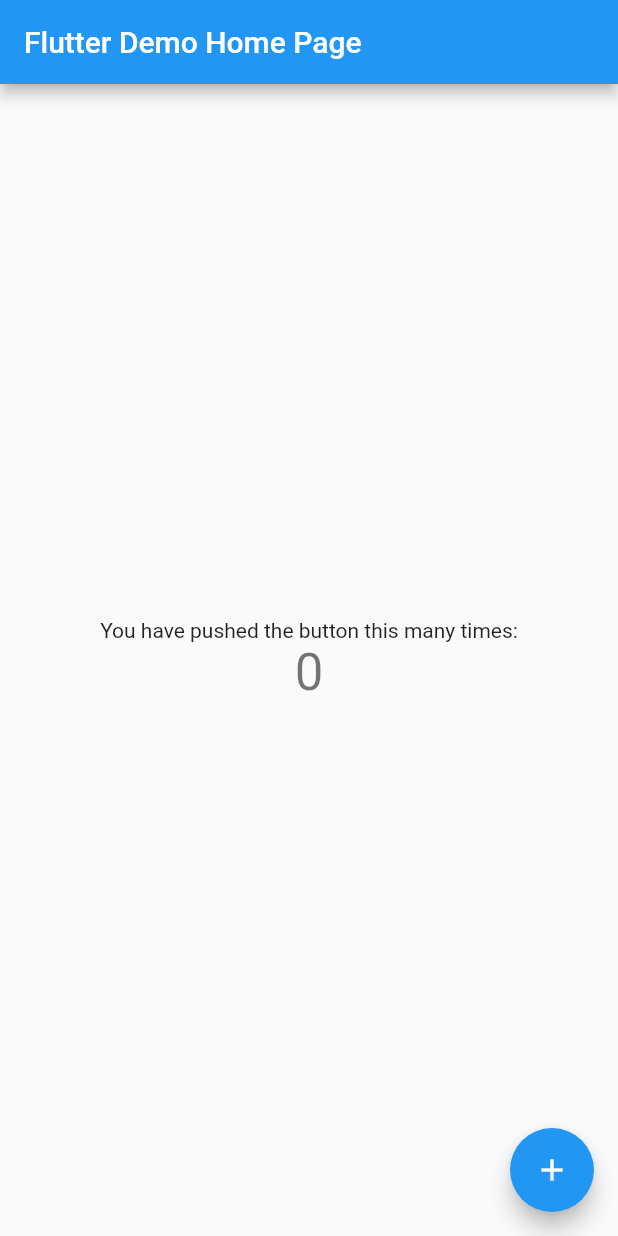
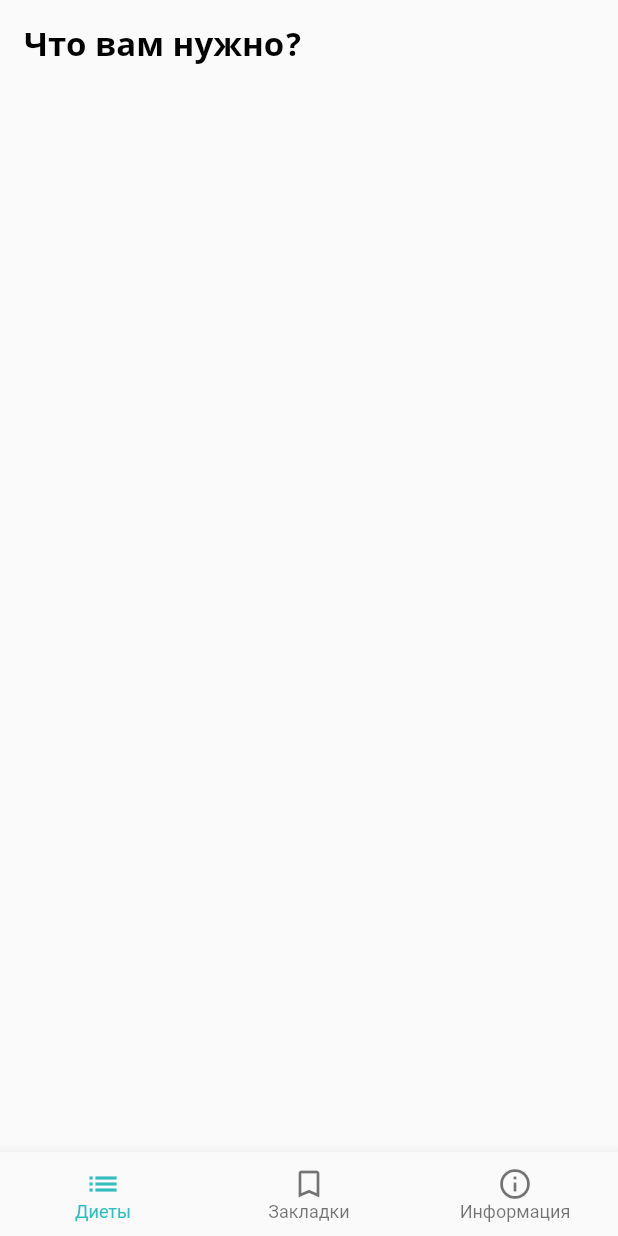
Before and after one commit to asg1997/Diet_List_Flutter, a Flutter app: the screen it shows after launch, on a phone screen of 412 x 824 dp. Run offline on Flutter 3.47's test engine with Material 2 defaults, Android fonts, the phone set to English and light mode, and no system bars.

Commit message:
1. Установили все экраны 2. Добавили BottomBar 3. Сделали идентификаторы для навигаций

```diff
--- /dev/null
+++ b/lib/Screens/bottom_bar_screen.dart
@@ -0,0 +1,52 @@
+import 'package:diet_list_flutter/Screens/bookmarks_screen.dart';
+import 'package:diet_list_flutter/Screens/diets_groups_screen.dart';
+import 'package:diet_list_flutter/Screens/info_screen.dart';
+import 'package:flutter/material.dart';
+
+class BottomBarScreen extends StatefulWidget {
+  const BottomBarScreen({Key? key}) : super(key: key);
+
+  @override
+  _BottomBarScreenState createState() => _BottomBarScreenState();
+}
+
+class _BottomBarScreenState extends State<BottomBarScreen> {
+
+  int currentIndex = 0;
+
+  final screens = [
+    DietsGroupsScreen(),
+    BookmarksScreen(),
+    InfoScreen(),
+  ];
+  @override
+  Widget build(BuildContext context) {
+    return Scaffold(
+      bottomNavigationBar: setBottomBar(),
+      body: screens[currentIndex],
+
+    );
+  }
+
+  BottomNavigationBar setBottomBar() {
+    return BottomNavigationBar(
+      type: BottomNavigationBarType.fixed,
+      selectedItemColor: Color.fromRGBO(48, 190, 190, 1),
+      selectedFontSize: 12,
+      unselectedFontSize: 12,
+      currentIndex: currentIndex,
+      onTap: (index) => setState( () => currentIndex = index ),
+      items: [
+        setNavigationBarItem('Диеты', Icon(Icons.list)),
+        setNavigationBarItem('Закладки', Icon(Icons.bookmark_border)),
+        setNavigationBarItem('Информация', Icon(Icons.info_outline)),
+      ],
+    );
+  }
+  BottomNavigationBarItem setNavigationBarItem(String label, Icon icon) {
+    return BottomNavigationBarItem(
+      icon: icon,
+      label: label,
+    );
+  }
+}
--- /dev/null
+++ b/lib/Screens/diets_groups_screen.dart
@@ -0,0 +1,26 @@
+import 'package:flutter/material.dart';
+
+class DietsGroupsScreen extends StatelessWidget {
+  const DietsGroupsScreen({Key? key}) : super(key: key);
+
+  @override
+  Widget build(BuildContext context) {
+    return Scaffold(appBar: setAppBar('Что вам нужно?'));
+  }
+
+  // Внешний вид Эпп Бара
+  AppBar setAppBar(String title) {
+    return AppBar(
+      title: Text(
+        title,
+        style: TextStyle(
+            color: Colors.black,
+            fontSize: 22,
+            fontFamily: 'NotoSans',
+            fontWeight: FontWeight.bold),
+      ),
+      backgroundColor: Colors.transparent,
+      elevation: 0,
+    );
+  }
+}
--- a/lib/main.dart
+++ b/lib/main.dart
@@ -1,115 +1,32 @@
+import 'package:diet_list_flutter/Screens/diets_screen.dart';
 import 'package:flutter/material.dart';
+import 'package:diet_list_flutter/Screens/about_screen.dart';
+import 'package:diet_list_flutter/Screens/bookmarks_screen.dart';
+import 'package:diet_list_flutter/Screens/bottom_bar_screen.dart';
+import 'package:diet_list_flutter/Screens/diets_groups_screen.dart';
+import 'package:diet_list_flutter/Screens/info_screen.dart';
+import 'package:diet_list_flutter/Screens/menu_screen.dart';
+import 'package:diet_list_flutter/Screens/product_list_screen.dart';
+import 'package:diet_list_flutter/Screens/recipe_screen.dart';
+import 'package:diet_list_flutter/Screens/references_screen.dart';
 
-void main() {
-  runApp(const MyApp());
-}
 
-class MyApp extends StatelessWidget {
-  const MyApp({Key? key}) : super(key: key);
 
-  // This widget is the root of your application.
-  @override
-  Widget build(BuildContext context) {
-    return MaterialApp(
-      title: 'Flutter Demo',
-      theme: ThemeData(
-        // This is the theme of your application.
-        //
-        // Try running your application with "flutter run". You'll see the
-        // application has a blue toolbar. Then, without quitting the app, try
-        // changing the primarySwatch below to Colors.green and then invoke
-        // "hot reload" (press "r" in the console where you ran "flutter run",
-        // or simply save your changes to "hot reload" in a Flutter IDE).
-        // Notice that the counter didn't reset back to zero; the application
-        // is not restarted.
-        primarySwatch: Colors.blue,
-      ),
-      home: const MyHomePage(title: 'Flutter Demo Home Page'),
-    );
-  }
-}
-
-class MyHomePage extends StatefulWidget {
-  const MyHomePage({Key? key, required this.title}) : super(key: key);
-
-  // This widget is the home page of your application. It is stateful, meaning
-  // that it has a State object (defined below) that contains fields that affect
-  // how it looks.
-
-  // This class is the configuration for the state. It holds the values (in this
-  // case the title) provided by the parent (in this case the App widget) and
-  // used by the build method of the State. Fields in a Widget subclass are
-  // always marked "final".
-
-  final String title;
-
-  @override
-  State<MyHomePage> createState() => _MyHomePageState();
-}
-
-class _MyHomePageState extends State<MyHomePage> {
-  int _counter = 0;
-
-  void _incrementCounter() {
-    setState(() {
-      // This call to setState tells the Flutter framework that something has
-      // changed in this State, which causes it to rerun the build method below
-      // so that the display can reflect the updated values. If we changed
-      // _counter without calling setState(), then the build method would not be
-      // called again, and so nothing would appear to happen.
-      _counter++;
-    });
-  }
-
-  @override
-  Widget build(BuildContext context) {
-    // This method is rerun every time setState is called, for instance as done
-    // by the _incrementCounter method above.
-    //
-    // The Flutter framework has been optimized to make rerunning build methods
-    // fast, so that you can just rebuild anything that needs updating rather
-    // than having to individually change instances of widgets.
-    return Scaffold(
-      appBar: AppBar(
-        // Here we take the value from the MyHomePage object that was created by
-        // the App.build method, and use it to set our appbar title.
-        title: Text(widget.title),
-      ),
-      body: Center(
-        // Center is a layout widget. It takes a single child and positions it
-        // in the middle of the parent.
-        child: Column(
-          // Column is also a layout widget. It takes a list of children and
-          // arranges them vertically. By default, it sizes itself to fit its
-          // children horizontally, and tries to be as tall as its parent.
-          //
-          // Invoke "debug painting" (press "p" in the console, choose the
-          // "Toggle Debug Paint" action from the Flutter Inspector in Android
-          // Studio, or the "Toggle Debug Paint" command in Visual Studio Code)
-          // to see the wireframe for each widget.
-          //
-          // Column has various properties to control how it sizes itself and
-          // how it positions its children. Here we use mainAxisAlignment to
-          // center the children vertically; the main axis here is the vertical
-          // axis because Columns are vertical (the cross axis would be
-          // horizontal).
-          mainAxisAlignment: MainAxisAlignment.center,
-          children: <Widget>[
-            const Text(
-              'You have pushed the button this many times:',
-            ),
-            Text(
-              '$_counter',
-              style: Theme.of(context).textTheme.headline4,
-            ),
-          ],
-        ),
-      ),
-      floatingActionButton: FloatingActionButton(
-        onPressed: _incrementCounter,
-        tooltip: 'Increment',
-        child: const Icon(Icons.add),
-      ), // This trailing comma makes auto-formatting nicer for build methods.
-    );
-  }
-}
+void main() => runApp(MaterialApp(
+  theme: ThemeData(
+    primaryColor: Color.fromRGBO(48, 190, 190, 1),
+  ),
+  initialRoute: '/BottomBar',
+  routes: {
+    '/BottomBar': (context) => BottomBarScreen(),
+    '/Diets': (context) => DietsScreen(),
+    '/DietsGroups': (context) => DietsGroupsScreen(),
+    '/About': (context) => AboutScreen(),
+    '/ProductList': (context) => ProductListScreen(),
+    '/Menu': (context) => MenuScreen(),
+    '/Recipe': (context) => RecipeScreen(),
+    '/Bookmarks': (context) => BookmarksScreen(),
+    '/Info': (context) => InfoScreen(),
+    '/References': (context) => ReferencesScreen(),
+  },
+));
```
Also changed, not shown: lib/Screens/about_screen.dart (added, +10 -0 lines), lib/Screens/bookmarks_screen.dart (added, +10 -0 lines), lib/Screens/diets_screen.dart (added, +15 -0 lines), lib/Screens/info_screen.dart (added, +10 -0 lines), lib/Screens/menu_screen.dart (added, +10 -0 lines), lib/Screens/product_list_screen.dart (added, +10 -0 lines), lib/Screens/recipe_screen.dart (added, +10 -0 lines), lib/Screens/references_screen.dart (added, +10 -0 lines), pubspec.yaml (+22 -27 lines), fonts/NotoSans-Bold.ttf (added), fonts/NotoSans-Regular.ttf (added), lib/test_lina.dart (deleted), lib/test_yana.dart (deleted), 1 other file.
